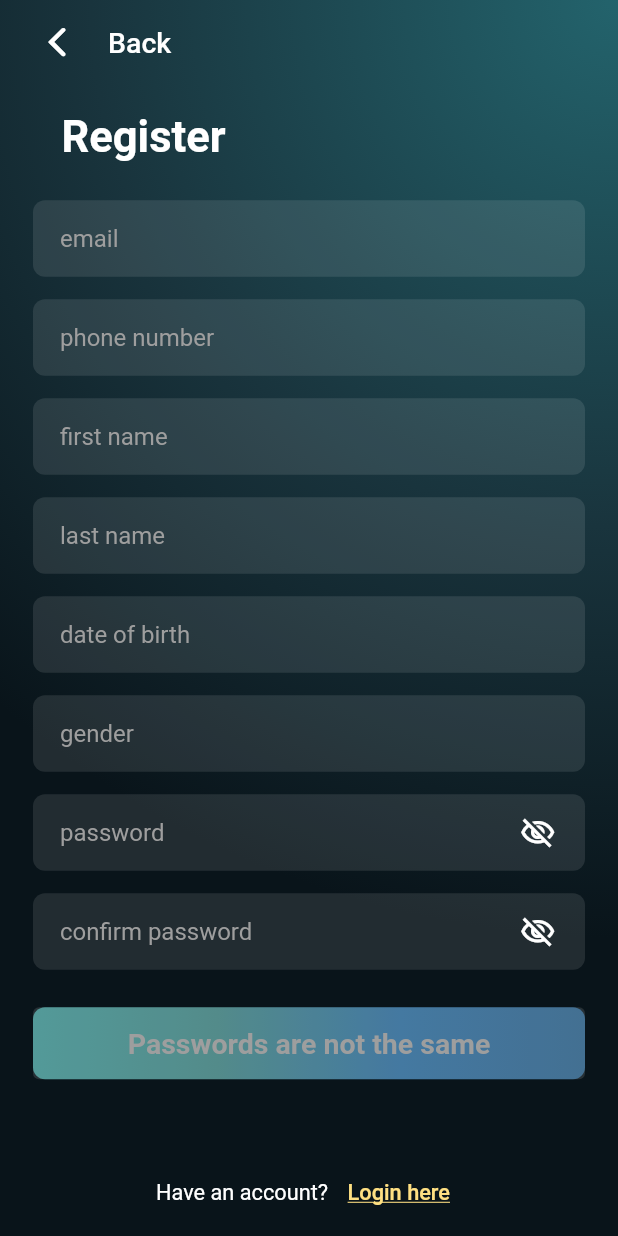
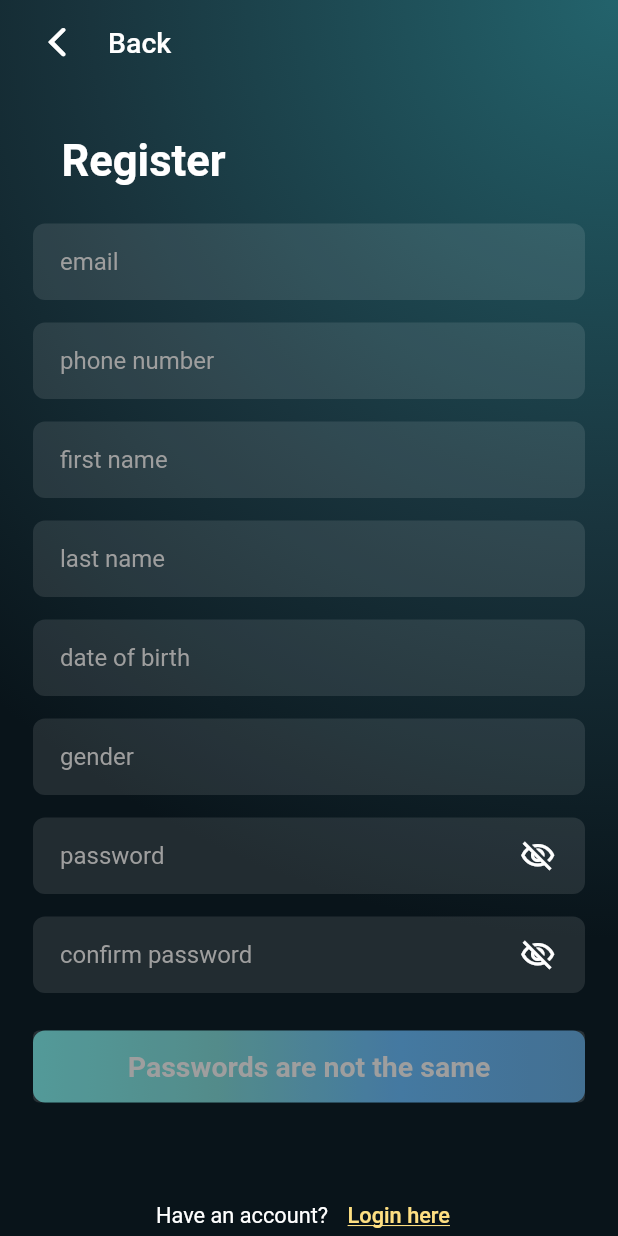
Before and after one commit to juragancode/koffiesoft_test_Hermawan_Rinnaldi, a Flutter app: the RegisterView screen opened by its route, on a phone screen of 412 x 824 dp. Run offline on Flutter 3.47's test engine with Material 2 defaults, Android fonts, the phone set to English and light mode, and no system bars; our stand-ins replace get.

Commit message:
Fix Register

```diff
--- a/lib/app/modules/login/controllers/login_controller.dart
+++ b/lib/app/modules/login/controllers/login_controller.dart
@@ -45,7 +45,7 @@ class LoginController extends GetxController {
       loadingLogin.value = false;
       Map<String, dynamic> logdata =
           jsonDecode(response.body) as Map<String, dynamic>;
-
+      print(response.body);
       if (logdata['status']['kode'] == "success") {
         Get.offAllNamed(Routes.SUCCESS);
       } else if (logdata['status']['kode'] == "failed") {
--- a/lib/app/modules/register/views/register_view.dart
+++ b/lib/app/modules/register/views/register_view.dart
@@ -76,7 +76,7 @@ class XRegisterViewState extends State<RegisterView> {
                 mainAxisSize: MainAxisSize.min,
                 crossAxisAlignment: CrossAxisAlignment.start,
                 children: <Widget>[
-                  SizedBox(height: 70),
+                  SizedBox(height: 90),
                   Padding(
                     padding: const EdgeInsets.only(left: 41),
                     child: Text(
@@ -129,6 +129,7 @@ class XRegisterViewState extends State<RegisterView> {
                       focusNode: controller.hpRegisterFN,
                       controller: controller.hpRegister,
                       autocorrect: false,
+                      keyboardType: TextInputType.number,
                       textInputAction: TextInputAction.next,
                       decoration: InputDecoration(
                         hintText: 'phone number',
@@ -222,7 +223,7 @@ class XRegisterViewState extends State<RegisterView> {
                         );
                         if (date != null) {
                           controller.tglLahirRegister.text =
-                              DateFormat('yyyy-MM-dd').format(date);
+                              DateFormat('yyyy-MM-dd').format(date).toString();
                         }
                       },
                       readOnly: true,
@@ -265,10 +266,12 @@ class XRegisterViewState extends State<RegisterView> {
                               children: [
                                 SimpleDialogOption(
                                   onPressed: () {
-                                    setState(() {
-                                      controller.selectedGender = 1;
-                                      controller.genderRegister.text = 'male';
-                                    });
+                                    setState(
+                                      () {
+                                        controller.selectedGender = 1;
+                                        controller.genderRegister.text = 'male';
+                                      },
+                                    );
                                     Navigator.pop(context);
                                   },
                                   child: Text(
@@ -278,10 +281,13 @@ class XRegisterViewState extends State<RegisterView> {
                                 ),
                                 SimpleDialogOption(
                                   onPressed: () {
-                                    setState(() {
-                                      controller.selectedGender = 2;
-                                      controller.genderRegister.text = 'female';
-                                    });
+                                    setState(
+                                      () {
+                                        controller.selectedGender = 2;
+                                        controller.genderRegister.text =
+                                            'female';
+                                      },
+                                    );
                                     Navigator.pop(context);
                                   },
                                   child: Text(
```
Also changed, not shown: lib/app/modules/register/controllers/register_controller.dart (+17 -8 lines).
